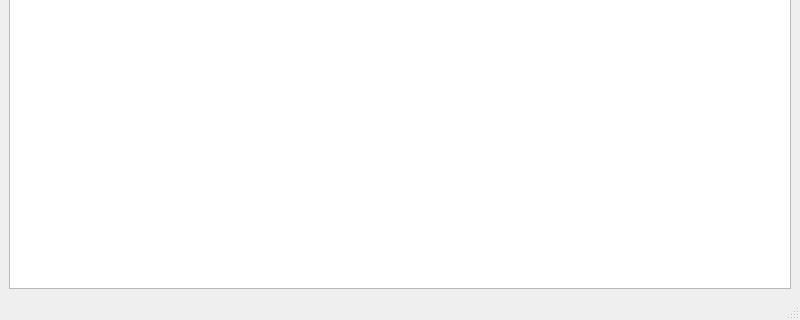
Before: the Qt Designer form mainwindow.ui in GXDE-OS/gxde-kernel-manager, drawn with Qt 5; both pictures show x 0 to 800 and y 280 to 600 of the 800 by 600 pixel window.
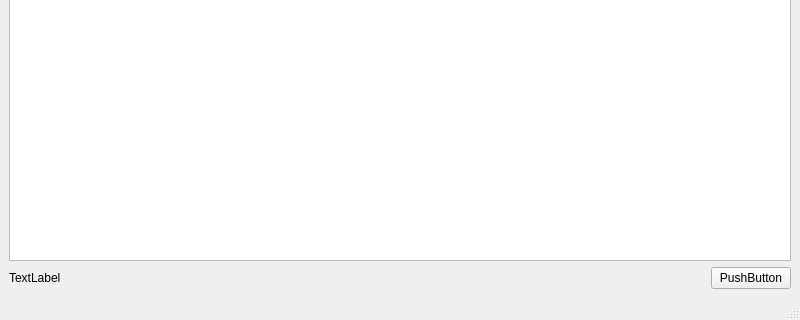
After: the same form once the commit is applied.

Patch:
```diff
--- a/mainwindow.ui
+++ b/mainwindow.ui
@@ -18,6 +18,37 @@
     <item>
      <widget class="QTableView" name="m_kernelShow"/>
     </item>
+    <item>
+     <layout class="QHBoxLayout" name="horizontalLayout">
+      <item>
+       <widget class="QLabel" name="m_nowKernel">
+        <property name="text">
+         <string>TextLabel</string>
+        </property>
+       </widget>
+      </item>
+      <item>
+       <spacer name="horizontalSpacer">
+        <property name="orientation">
+         <enum>Qt::Horizontal</enum>
+        </property>
+        <property name="sizeHint" stdset="0">
+         <size>
+          <width>40</width>
+          <height>20</height>
+         </size>
+        </property>
+       </spacer>
+      </item>
+      <item>
+       <widget class="QPushButton" name="pushButton">
+        <property name="text">
+         <string>PushButton</string>
+        </property>
+       </widget>
+      </item>
+     </layout>
+    </item>
    </layout>
   </widget>
   <widget class="QMenuBar" name="menubar">
```
Left out of the diff: 2 changed lines with no effect on the pictures.
